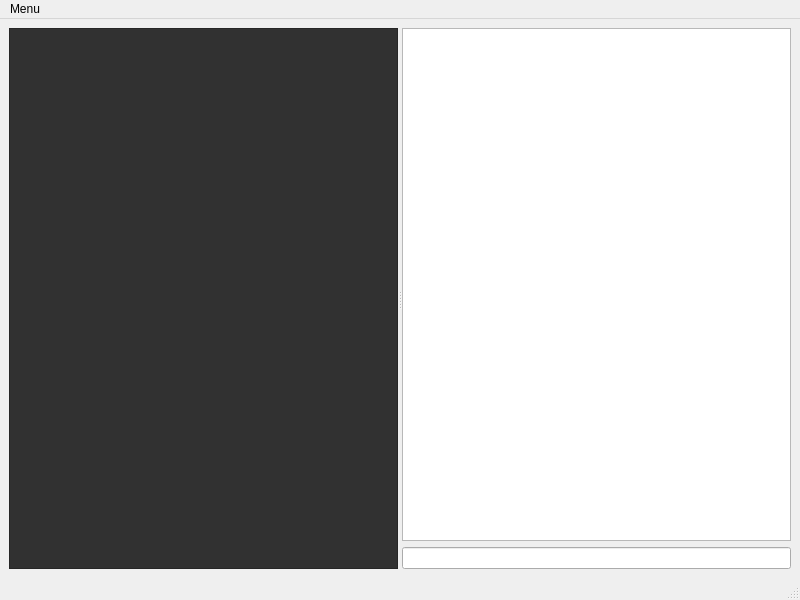
Before: the Qt Designer form source/mainwindow.ui in kociap/Discord-, drawn with Qt 5.
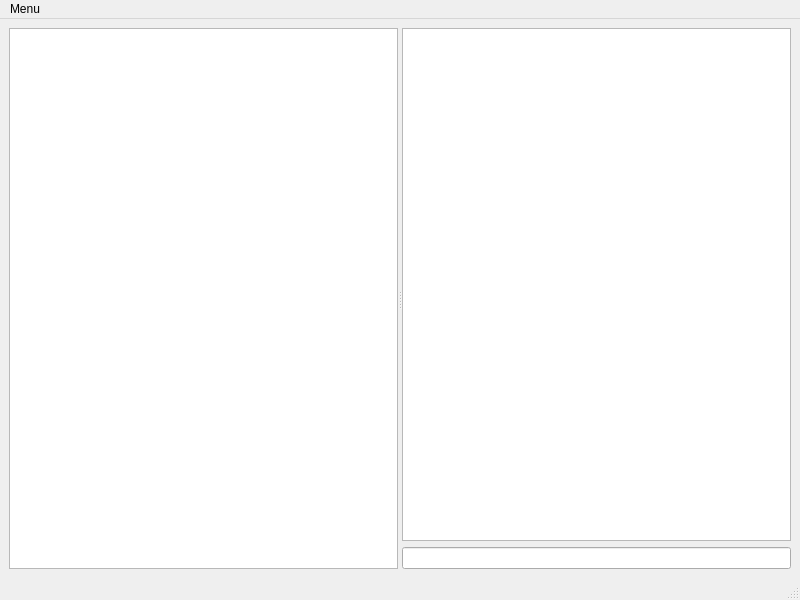
After: the same form once the commit is applied.

Commit message: Start working on proper UI

What changed in the file:
```diff
--- a/source/mainwindow.ui
+++ b/source/mainwindow.ui
@@ -21,9 +21,6 @@
        <enum>Qt::Horizontal</enum>
       </property>
       <widget class="QListWidget" name="listWidget">
-       <property name="styleSheet">
-        <string notr="true">background-color: rgb(49, 49, 49);</string>
-       </property>
       </widget>
       <widget class="QWidget" name="layoutWidget">
        <layout class="QVBoxLayout" name="verticalLayout">
```
Lines whose indentation alone changed are shown as unchanged. The commit also changes 4 other files.
